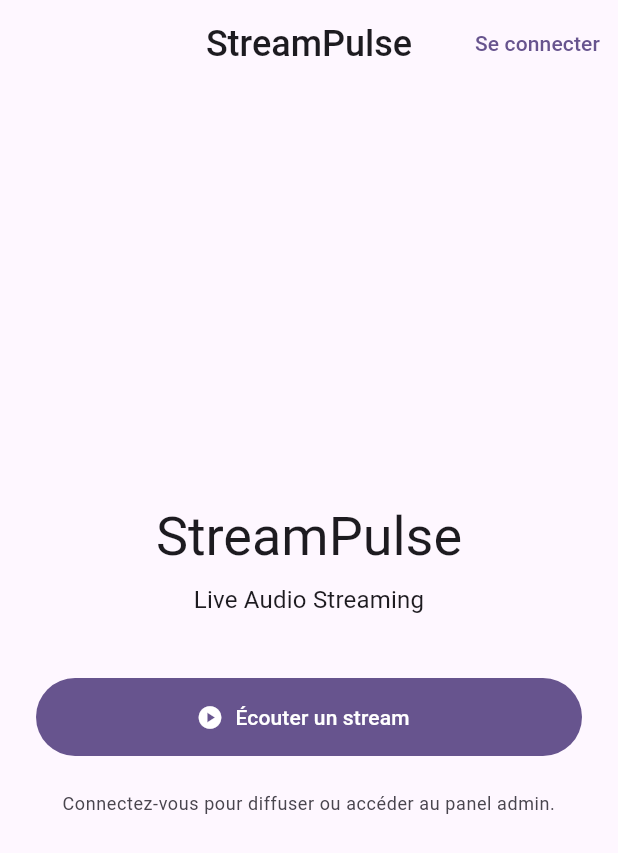
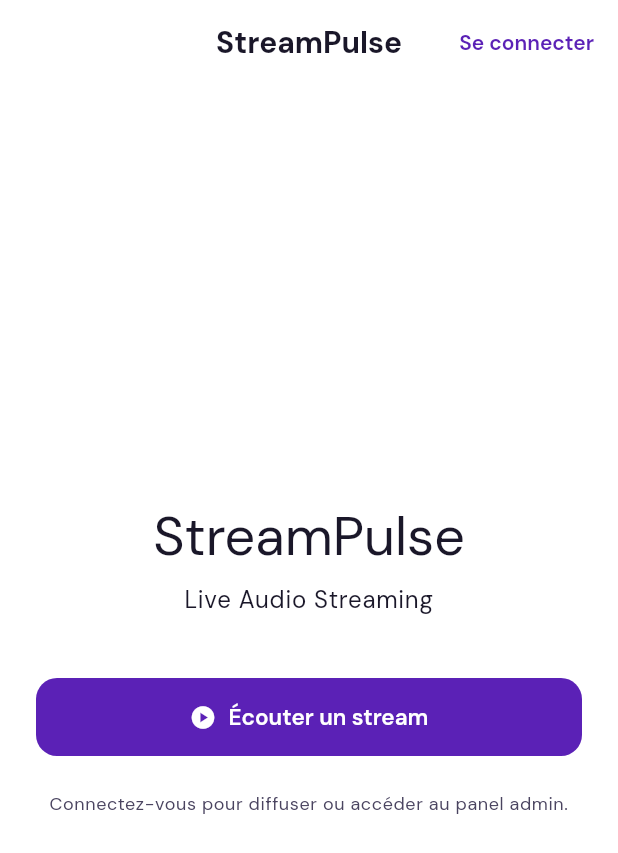
Before and after one commit to Ghost-15/streaming, a Flutter app: the screen it shows after launch, on a phone screen of 412 x 824 dp. Shown: the top 853 px of the screen. Run offline on Flutter 3.47's test engine with Material 3 defaults, Android fonts, the phone set to English and light mode, and no system bars; our stand-ins replace flutter_secure_storage, go_router, google_fonts, just_audio; accounts and stored records are empty.

Commit message:
Add dark theme

```diff
--- a/flutter/lib/config/theme.dart
+++ b/flutter/lib/config/theme.dart
@@ -1,295 +1,276 @@
 import 'package:flutter/material.dart';
+import 'package:google_fonts/google_fonts.dart';
 
+// StreamPulse Premium Design System
+// Dark-first · Electric Violet · DM Sans
 class AppTheme {
   AppTheme._();
 
-  static const Color _seedColor = Color(0xFF7C3AED);
-  static const Color _darkSeedColor = Color(0xFFC4B5FD);
+  // ── Palette ────────────────────────────────────────────────────────────────
 
-  static ThemeData get light {
-    final colorScheme = ColorScheme.fromSeed(
-      seedColor: _seedColor,
-      brightness: Brightness.light,
-      primaryContainer: const Color(0xFFEDE7FF),
-      secondaryContainer: const Color(0xFFFFD8F4),
-      tertiaryContainer: const Color(0xFFFFF8E0),
-      surfaceDim: const Color(0xFFE8E5F0),
-      surfaceBright: const Color(0xFFFAF8FF),
+  static const _dark = ColorScheme(
+    brightness: Brightness.dark,
+    // Primary — electric violet
+    primary: Color(0xFFA78BFA),
+    onPrimary: Color(0xFF1E0D5E),
+    primaryContainer: Color(0xFF3D1F9A),
+    onPrimaryContainer: Color(0xFFEDE9FE),
+    // Secondary — cherry blossom
+    secondary: Color(0xFFF9A8D4),
+    onSecondary: Color(0xFF500737),
+    secondaryContainer: Color(0xFF881337),
+    onSecondaryContainer: Color(0xFFFCE7F3),
+    // Tertiary — mint
+    tertiary: Color(0xFF6EE7B7),
+    onTertiary: Color(0xFF064E3B),
+    tertiaryContainer: Color(0xFF065F46),
+    onTertiaryContainer: Color(0xFFD1FAE5),
+    // Error
+    error: Color(0xFFFF6B6B),
+    onError: Color(0xFF410002),
+    errorContainer: Color(0xFF8C1D18),
+    onErrorContainer: Color(0xFFFFDAD6),
+    // Surfaces — void black with purple soul
+    surface: Color(0xFF0F0E1A),
+    onSurface: Color(0xFFE8E6FF),
+    surfaceContainerLowest: Color(0xFF07060F),
+    surfaceContainerLow: Color(0xFF131222),
+    surfaceContainer: Color(0xFF191828),
+    surfaceContainerHigh: Color(0xFF1E1D2E),
+    surfaceContainerHighest: Color(0xFF252439),
+    onSurfaceVariant: Color(0xFFBDBBD9),
+    // Structure
+    outline: Color(0xFF4A4867),
+    outlineVariant: Color(0xFF2D2B45),
+    shadow: Color(0xFF000000),
+    scrim: Color(0xFF000000),
+    inverseSurface: Color(0xFFE8E6FF),
+    onInverseSurface: Color(0xFF1A1929),
+    inversePrimary: Color(0xFF5B21B6),
+  );
+
+  static const _light = ColorScheme(
+    brightness: Brightness.light,
+    // Primary — deep violet
+    primary: Color(0xFF5B21B6),
+    onPrimary: Color(0xFFFFFFFF),
+    primaryContainer: Color(0xFFEDE9FE),
+    onPrimaryContainer: Color(0xFF2E0D7E),
+    // Secondary — crimson rose
+    secondary: Color(0xFFBE185D),
+    onSecondary: Color(0xFFFFFFFF),
+    secondaryContainer: Color(0xFFFCE7F3),
+    onSecondaryContainer: Color(0xFF831843),
+    // Tertiary — emerald
+    tertiary: Color(0xFF047857),
+    onTertiary: Color(0xFFFFFFFF),
+    tertiaryContainer: Color(0xFFD1FAE5),
+    onTertiaryContainer: Color(0xFF064E3B),
+    // Error
+    error: Color(0xFFBA1A1A),
+    onError: Color(0xFFFFFFFF),
+    errorContainer: Color(0xFFFFDAD6),
+    onErrorContainer: Color(0xFF410002),
+    // Surfaces — lavender white
+    surface: Color(0xFFFAF9FF),
+    onSurface: Color(0xFF1A1729),
+    surfaceContainerLowest: Color(0xFFFFFFFF),
+    surfaceContainerLow: Color(0xFFF5F3FE),
+    surfaceContainer: Color(0xFFF0EDFB),
+    surfaceContainerHigh: Color(0xFFEBE8F8),
+    surfaceContainerHighest: Color(0xFFE5E1F5),
+    onSurfaceVariant: Color(0xFF4A4460),
+    // Structure
+    outline: Color(0xFF7B7392),
+    outlineVariant: Color(0xFFCBC4DC),
+    shadow: Color(0xFF000000),
+    scrim: Color(0xFF000000),
+    inverseSurface: Color(0xFF302E45),
+    onInverseSurface: Color(0xFFF2EFFE),
+    inversePrimary: Color(0xFFC4B5FD),
+  );
+
+  // ── Themes ─────────────────────────────────────────────────────────────────
+
+  static ThemeData get dark => _build(_dark);
+  static ThemeData get light => _build(_light);
+
+  static ThemeData _build(ColorScheme cs) {
+    final base = ThemeData(useMaterial3: true, colorScheme: cs);
+    final text = GoogleFonts.dmSansTextTheme(base.textTheme).copyWith(
+      displayLarge: GoogleFonts.dmSans(fontSize: 57, fontWeight: FontWeight.w300, letterSpacing: -0.25, color: cs.onSurface),
+      displayMedium: GoogleFonts.dmSans(fontSize: 45, fontWeight: FontWeight.w300, color: cs.onSurface),
+      displaySmall: GoogleFonts.dmSans(fontSize: 36, fontWeight: FontWeight.w400, color: cs.onSurface),
+      headlineLarge: GoogleFonts.dmSans(fontSize: 32, fontWeight: FontWeight.w600, letterSpacing: -0.5, color: cs.onSurface),
+      headlineMedium: GoogleFonts.dmSans(fontSize: 28, fontWeight: FontWeight.w600, letterSpacing: -0.25, color: cs.onSurface),
+      headlineSmall: GoogleFonts.dmSans(fontSize: 24, fontWeight: FontWeight.w600, color: cs.onSurface),
+      titleLarge: GoogleFonts.dmSans(fontSize: 20, fontWeight: FontWeight.w600, color: cs.onSurface),
+      titleMedium: GoogleFonts.dmSans(fontSize: 16, fontWeight: FontWeight.w500, letterSpacing: 0.1, color: cs.onSurface),
+      titleSmall: GoogleFonts.dmSans(fontSize: 14, fontWeight: FontWeight.w500, letterSpacing: 0.1, color: cs.onSurface),
+      bodyLarge: GoogleFonts.dmSans(fontSize: 16, fontWeight: FontWeight.w400, color: cs.onSurface),
+      bodyMedium: GoogleFonts.dmSans(fontSize: 14, fontWeight: FontWeight.w400, color: cs.onSurface),
+      bodySmall: GoogleFonts.dmSans(fontSize: 12, fontWeight: FontWeight.w400, color: cs.onSurfaceVariant),
+      labelLarge: GoogleFonts.dmSans(fontSize: 14, fontWeight: FontWeight.w600, letterSpacing: 0.1, color: cs.onSurface),
+      labelMedium: GoogleFonts.dmSans(fontSize: 12, fontWeight: FontWeight.w500, letterSpacing: 0.5, color: cs.onSurface),
+      labelSmall: GoogleFonts.dmSans(fontSize: 11, fontWeight: FontWeight.w500, letterSpacing: 0.5, color: cs.onSurface),
     );
 
-    return ThemeData(
-      useMaterial3: true,
-      colorScheme: colorScheme,
-      brightness: Brightness.light,
-      scaffoldBackgroundColor: colorScheme.surface,
+    return base.copyWith(
+      brightness: cs.brightness,
+      scaffoldBackgroundColor: cs.surfaceContainerLowest,
+      textTheme: text,
+
       appBarTheme: AppBarTheme(
-        backgroundColor: colorScheme.surface,
-        foregroundColor: colorScheme.onSurface,
+        backgroundColor: cs.surfaceContainerLowest,
+        foregroundColor: cs.onSurface,
         elevation: 0,
+        scrolledUnderElevation: 0,
         centerTitle: false,
-        titleTextStyle: _headlineSmall(colorScheme.onSurface),
-      ),
-      bottomAppBarTheme: BottomAppBarThemeData(
-        color: colorScheme.surface,
-        elevation: 1,
-        padding: const EdgeInsets.symmetric(horizontal: 16, vertical: 8),
-      ),
-      navigationBarTheme: NavigationBarThemeData(
-        height: 80,
-        labelBehavior: NavigationDestinationLabelBehavior.alwaysShow,
-        backgroundColor: colorScheme.surface,
-        elevation: 1,
-        indicatorColor: colorScheme.primaryContainer,
-        labelTextStyle: WidgetStateProperty.all(
-          _labelSmall(colorScheme.onSurface),
+        titleTextStyle: GoogleFonts.dmSans(
+          fontSize: 20,
+          fontWeight: FontWeight.w700,
+          color: cs.onSurface,
         ),
       ),
-      floatingActionButtonTheme: FloatingActionButtonThemeData(
-        backgroundColor: colorScheme.primary,
-        foregroundColor: colorScheme.onPrimary,
-        elevation: 4,
-        sizeConstraints: const BoxConstraints(minWidth: 56, minHeight: 56),
+
+      navigationBarTheme: NavigationBarThemeData(
+        height: 72,
+        backgroundColor: cs.surface,
+        surfaceTintColor: Colors.transparent,
+        shadowColor: Colors.transparent,
+        indicatorColor: cs.primaryContainer,
+        labelBehavior: NavigationDestinationLabelBehavior.alwaysShow,
+        labelTextStyle: WidgetStateProperty.resolveWith((states) {
+          final selected = states.contains(WidgetState.selected);
+          return GoogleFonts.dmSans(
+            fontSize: 11,
+            fontWeight: selected ? FontWeight.w600 : FontWeight.w400,
+            color: selected ? cs.primary : cs.onSurfaceVariant,
+          );
+        }),
+        iconTheme: WidgetStateProperty.resolveWith((states) {
+          final selected = states.contains(WidgetState.selected);
+          return IconThemeData(
+            color: selected ? cs.primary : cs.onSurfaceVariant,
+            size: 24,
+          );
+        }),
       ),
+
+      cardTheme: CardThemeData(
+        color: cs.surfaceContainer,
+        elevation: 0,
+        shape: RoundedRectangleBorder(
+          borderRadius: BorderRadius.circular(16),
+          side: BorderSide(color: cs.outlineVariant, width: 0.5),
+        ),
+        margin: EdgeInsets.zero,
+      ),
+
+      filledButtonTheme: FilledButtonThemeData(
+        style: FilledButton.styleFrom(
+          backgroundColor: cs.primary,
+          foregroundColor: cs.onPrimary,
+          minimumSize: const Size(0, 52),
+          padding: const EdgeInsets.symmetric(horizontal: 24),
+          shape: RoundedRectangleBorder(borderRadius: BorderRadius.circular(14)),
+          textStyle: GoogleFonts.dmSans(fontSize: 15, fontWeight: FontWeight.w600),
+        ),
+      ),
+
       elevatedButtonTheme: ElevatedButtonThemeData(
         style: ElevatedButton.styleFrom(
-          backgroundColor: colorScheme.primary,
-          foregroundColor: colorScheme.onPrimary,
-          padding: const EdgeInsets.symmetric(horizontal: 24, vertical: 12),
-          shape: RoundedRectangleBorder(borderRadius: BorderRadius.circular(12)),
-          elevation: 2,
-          textStyle: _labelLarge(colorScheme.onPrimary),
+          backgroundColor: cs.surfaceContainerHigh,
+          foregroundColor: cs.onSurface,
+          minimumSize: const Size(0, 52),
+          padding: const EdgeInsets.symmetric(horizontal: 24),
+          shape: RoundedRectangleBorder(borderRadius: BorderRadius.circular(14)),
+          elevation: 0,
+          textStyle: GoogleFonts.dmSans(fontSize: 15, fontWeight: FontWeight.w500),
         ),
       ),
+
       outlinedButtonTheme: OutlinedButtonThemeData(
         style: OutlinedButton.styleFrom(
-          foregroundColor: colorScheme.primary,
-          side: BorderSide(color: colorScheme.primary),
-          padding: const EdgeInsets.symmetric(horizontal: 24, vertical: 12),
-          shape: RoundedRectangleBorder(borderRadius: BorderRadius.circular(12)),
-          textStyle: _labelLarge(colorScheme.primary),
+          foregroundColor: cs.primary,
+          side: BorderSide(color: cs.outline),
+          minimumSize: const Size(0, 52),
+          padding: const EdgeInsets.symmetric(horizontal: 24),
+          shape: RoundedRectangleBorder(borderRadius: BorderRadius.circular(14)),
+          textStyle: GoogleFonts.dmSans(fontSize: 15, fontWeight: FontWeight.w500),
         ),
       ),
+
       textButtonTheme: TextButtonThemeData(
         style: TextButton.styleFrom(
-          foregroundColor: colorScheme.primary,
-          padding: const EdgeInsets.symmetric(horizontal: 12, vertical: 8),
-          shape: RoundedRectangleBorder(borderRadius: BorderRadius.circular(8)),
-          textStyle: _labelLarge(colorScheme.primary),
+          foregroundColor: cs.primary,
+          padding: const EdgeInsets.symmetric(horizontal: 16, vertical: 10),
+          shape: RoundedRectangleBorder(borderRadius: BorderRadius.circular(10)),
+          textStyle: GoogleFonts.dmSans(fontSize: 14, fontWeight: FontWeight.w600),
         ),
       ),
-      cardTheme: CardThemeData(
-        color: colorScheme.surface,
-        elevation: 0,
-        shape: RoundedRectangleBorder(borderRadius: BorderRadius.circular(12)),
-        margin: const EdgeInsets.all(8),
-      ),
+
       inputDecorationTheme: InputDecorationTheme(
         filled: true,
-        fillColor: colorScheme.surfaceContainerHighest,
-        contentPadding: const EdgeInsets.symmetric(horizontal: 16, vertical: 12),
+        fillColor: cs.surfaceContainerHigh,
+        contentPadding: const EdgeInsets.symmetric(horizontal: 20, vertical: 16),
         border: OutlineInputBorder(
-          borderRadius: BorderRadius.circular(8),
-          borderSide: BorderSide(color: colorScheme.outline),
+          borderRadius: BorderRadius.circular(14),
+          borderSide: BorderSide.none,
         ),
         enabledBorder: OutlineInputBorder(
-          borderRadius: BorderRadius.circular(8),
-          borderSide: BorderSide(color: colorScheme.outlineVariant),
+          borderRadius: BorderRadius.circular(14),
+          borderSide: BorderSide(color: cs.outlineVariant, width: 0.5),
         ),
         focusedBorder: OutlineInputBorder(
-          borderRadius: BorderRadius.circular(8),
-          borderSide: BorderSide(color: colorScheme.primary, width: 2),
+          borderRadius: BorderRadius.circular(14),
+          borderSide: BorderSide(color: cs.primary, width: 1.5),
         ),
-        labelStyle: _bodyMedium(colorScheme.onSurfaceVariant),
-        hintStyle: _bodyMedium(colorScheme.onSurfaceVariant),
+        errorBorder: OutlineInputBorder(
+          borderRadius: BorderRadius.circular(14),
+          borderSide: BorderSide(color: cs.error, width: 1),
+        ),
+        labelStyle: GoogleFonts.dmSans(color: cs.onSurfaceVariant, fontSize: 14),
+        hintStyle: GoogleFonts.dmSans(color: cs.onSurfaceVariant, fontSize: 14),
+        floatingLabelStyle: GoogleFonts.dmSans(color: cs.primary, fontSize: 12, fontWeight: FontWeight.w600),
       ),
-      textTheme: TextTheme(
-        displayLarge: _displayLarge(colorScheme.onSurface),
-        displayMedium: _displayMedium(colorScheme.onSurface),
-        displaySmall: _displaySmall(colorScheme.onSurface),
-        headlineLarge: _headlineLarge(colorScheme.onSurface),
-        headlineMedium: _headlineMedium(colorScheme.onSurface),
-        headlineSmall: _headlineSmall(colorScheme.onSurface),
-        titleLarge: _titleLarge(colorScheme.onSurface),
-        titleMedium: _titleMedium(colorScheme.onSurface),
-        titleSmall: _titleSmall(colorScheme.onSurface),
-        bodyLarge: _bodyLarge(colorScheme.onSurface),
-        bodyMedium: _bodyMedium(colorScheme.onSurface),
-        bodySmall: _bodySmall(colorScheme.onSurface),
-        labelLarge: _labelLarge(colorScheme.onSurface),
-        labelMedium: _labelMedium(colorScheme.onSurface),
-        labelSmall: _labelSmall(colorScheme.onSurface),
+
+      chipTheme: ChipThemeData(
+        backgroundColor: cs.surfaceContainerHigh,
+        labelStyle: GoogleFonts.dmSans(fontSize: 12, fontWeight: FontWeight.w500),
+        padding: const EdgeInsets.symmetric(horizontal: 10, vertical: 4),
+        shape: RoundedRectangleBorder(borderRadius: BorderRadius.circular(8)),
+        side: BorderSide(color: cs.outlineVariant, width: 0.5),
       ),
+
       dividerTheme: DividerThemeData(
-        color: colorScheme.outlineVariant,
-        thickness: 1,
-        space: 16,
+        color: cs.outlineVariant,
+        thickness: 0.5,
+        space: 0,
       ),
+
       sliderTheme: SliderThemeData(
-        activeTrackColor: colorScheme.primary,
-        inactiveTrackColor: colorScheme.surfaceContainerHighest,
-        thumbColor: colorScheme.primary,
-        overlayColor: colorScheme.primary.withValues(alpha: 0.12),
-        trackHeight: 4,
+        activeTrackColor: cs.primary,
+        inactiveTrackColor: cs.surfaceContainerHighest,
+        thumbColor: cs.primary,
+        overlayColor: cs.primary.withValues(alpha: 0.12),
+        trackHeight: 3,
+        thumbShape: const RoundSliderThumbShape(enabledThumbRadius: 6),
+      ),
+
+      listTileTheme: ListTileThemeData(
+        contentPadding: const EdgeInsets.symmetric(horizontal: 20, vertical: 4),
+        iconColor: cs.onSurfaceVariant,
+        titleTextStyle: GoogleFonts.dmSans(fontSize: 14, fontWeight: FontWeight.w500, color: cs.onSurface),
+        subtitleTextStyle: GoogleFonts.dmSans(fontSize: 12, color: cs.onSurfaceVariant),
+      ),
+
+      floatingActionButtonTheme: FloatingActionButtonThemeData(
+        backgroundColor: cs.primary,
+        foregroundColor: cs.onPrimary,
+        elevation: 4,
+        shape: RoundedRectangleBorder(borderRadius: BorderRadius.circular(18)),
       ),
     );
   }
-
-  static ThemeData get dark {
-    final colorScheme = ColorScheme.fromSeed(
-      seedColor: _darkSeedColor,
-      brightness: Brightness.dark,
-      primaryContainer: const Color(0xFF6200EE),
-      secondaryContainer: const Color(0xFF6A1B9A),
-      tertiaryContainer: const Color(0xFFB39DDB),
-      surfaceDim: const Color(0xFF12121C),
-      surfaceBright: const Color(0xFF3A3A47),
-    );
-
-    return ThemeData(
-      useMaterial3: true,
-      colorScheme: colorScheme,
-      brightness: Brightness.dark,
-      scaffoldBackgroundColor: colorScheme.surface,
-      appBarTheme: AppBarTheme(
-        backgroundColor: colorScheme.surface,
-        foregroundColor: colorScheme.onSurface,
-        elevation: 0,
-        centerTitle: false,
-        titleTextStyle: _headlineSmall(colorScheme.onSurface),
-      ),
-      bottomAppBarTheme: BottomAppBarThemeData(
-        color: colorScheme.surface,
-        elevation: 1,
-        padding: const EdgeInsets.symmetric(horizontal: 16, vertical: 8),
-      ),
-      navigationBarTheme: NavigationBarThemeData(
-        height: 80,
-        labelBehavior: NavigationDestinationLabelBehavior.alwaysShow,
-        backgroundColor: colorScheme.surface,
-        elevation: 1,
-        indicatorColor: colorScheme.primaryContainer,
-        labelTextStyle: WidgetStateProperty.all(
-          _labelSmall(colorScheme.onSurface),
-        ),
-      ),
-      floatingActionButtonTheme: FloatingActionButtonThemeData(
-        backgroundColor: colorScheme.primary,
-        foregroundColor: colorScheme.onPrimary,
-        elevation: 4,
-        sizeConstraints: const BoxConstraints(minWidth: 56, minHeight: 56),
-      ),
-      elevatedButtonTheme: ElevatedButtonThemeData(
-        style: ElevatedButton.styleFrom(
-          backgroundColor: colorScheme.primary,
-          foregroundColor: colorScheme.onPrimary,
-          padding: const EdgeInsets.symmetric(horizontal: 24, vertical: 12),
-          shape: RoundedRectangleBorder(borderRadius: BorderRadius.circular(12)),
-          elevation: 2,
-          textStyle: _labelLarge(colorScheme.onPrimary),
-        ),
-      ),
-      outlinedButtonTheme: OutlinedButtonThemeData(
-        style: OutlinedButton.styleFrom(
-          foregroundColor: colorScheme.primary,
-          side: BorderSide(color: colorScheme.primary),
-          padding: const EdgeInsets.symmetric(horizontal: 24, vertical: 12),
-          shape: RoundedRectangleBorder(borderRadius: BorderRadius.circular(12)),
-          textStyle: _labelLarge(colorScheme.primary),
-        ),
-      ),
-      textButtonTheme: TextButtonThemeData(
-        style: TextButton.styleFrom(
-          foregroundColor: colorScheme.primary,
-          padding: const EdgeInsets.symmetric(horizontal: 12, vertical: 8),
-          shape: RoundedRectangleBorder(borderRadius: BorderRadius.circular(8)),
-          textStyle: _labelLarge(colorScheme.primary),
-        ),
-      ),
-      cardTheme: CardThemeData(
-        color: colorScheme.surface,
-        elevation: 0,
-        shape: RoundedRectangleBorder(borderRadius: BorderRadius.circular(12)),
-        margin: const EdgeInsets.all(8),
-      ),
-      inputDecorationTheme: InputDecorationTheme(
-        filled: true,
-        fillColor: colorScheme.surfaceContainerHighest,
-        contentPadding: const EdgeInsets.symmetric(horizontal: 16, vertical: 12),
-        border: OutlineInputBorder(
-          borderRadius: BorderRadius.circular(8),
-          borderSide: BorderSide(color: colorScheme.outline),
-        ),
-        enabledBorder: OutlineInputBorder(
-          borderRadius: BorderRadius.circular(8),
-          borderSide: BorderSide(color: colorScheme.outlineVariant),
-        ),
-        focusedBorder: OutlineInputBorder(
-          borderRadius: BorderRadius.circular(8),
-          borderSide: BorderSide(color: colorScheme.primary, width: 2),
-        ),
-        labelStyle: _bodyMedium(colorScheme.onSurfaceVariant),
-        hintStyle: _bodyMedium(colorScheme.onSurfaceVariant),
-      ),
-      textTheme: TextTheme(
-        displayLarge: _displayLarge(colorScheme.onSurface),
-        displayMedium: _displayMedium(colorScheme.onSurface),
-        displaySmall: _displaySmall(colorScheme.onSurface),
-        headlineLarge: _headlineLarge(colorScheme.onSurface),
-        headlineMedium: _headlineMedium(colorScheme.onSurface),
-        headlineSmall: _headlineSmall(colorScheme.onSurface),
-        titleLarge: _titleLarge(colorScheme.onSurface),
-        titleMedium: _titleMedium(colorScheme.onSurface),
-        titleSmall: _titleSmall(colorScheme.onSurface),
-        bodyLarge: _bodyLarge(colorScheme.onSurface),
-        bodyMedium: _bodyMedium(colorScheme.onSurface),
-        bodySmall: _bodySmall(colorScheme.onSurface),
-        labelLarge: _labelLarge(colorScheme.onSurface),
-        labelMedium: _labelMedium(colorScheme.onSurface),
-        labelSmall: _labelSmall(colorScheme.onSurface),
-      ),
-      dividerTheme: DividerThemeData(
-        color: colorScheme.outlineVariant,
-        thickness: 1,
-        space: 16,
-      ),
-      sliderTheme: SliderThemeData(
-        activeTrackColor: colorScheme.primary,
-        inactiveTrackColor: colorScheme.surfaceContainerHighest,
-        thumbColor: colorScheme.primary,
-        overlayColor: colorScheme.primary.withValues(alpha: 0.12),
-        trackHeight: 4,
-      ),
-    );
-  }
-
-  static TextStyle _displayLarge(Color color) =>
-      TextStyle(fontSize: 57, fontWeight: FontWeight.w400, height: 1.12, letterSpacing: -0.25, color: color);
-  static TextStyle _displayMedium(Color color) =>
-      TextStyle(fontSize: 45, fontWeight: FontWeight.w400, height: 1.16, letterSpacing: 0, color: color);
-  static TextStyle _displaySmall(Color color) =>
-      TextStyle(fontSize: 36, fontWeight: FontWeight.w400, height: 1.22, letterSpacing: 0, color: color);
-  static TextStyle _headlineLarge(Color color) =>
-      TextStyle(fontSize: 32, fontWeight: FontWeight.w400, height: 1.25, letterSpacing: 0, color: color);
-  static TextStyle _headlineMedium(Color color) =>
-      TextStyle(fontSize: 28, fontWeight: FontWeight.w500, height: 1.29, letterSpacing: 0, color: color);
-  static TextStyle _headlineSmall(Color color) =>
-      TextStyle(fontSize: 24, fontWeight: FontWeight.w500, height: 1.33, letterSpacing: 0, color: color);
-  static TextStyle _titleLarge(Color color) =>
-      TextStyle(fontSize: 22, fontWeight: FontWeight.w500, height: 1.27, letterSpacing: 0, color: color);
-  static TextStyle _titleMedium(Color color) =>
-      TextStyle(fontSize: 16, fontWeight: FontWeight.w500, height: 1.5, letterSpacing: 0.15, color: color);
-  static TextStyle _titleSmall(Color color) =>
-      TextStyle(fontSize: 14, fontWeight: FontWeight.w500, height: 1.43, letterSpacing: 0.1, color: color);
-  static TextStyle _bodyLarge(Color color) =>
-      TextStyle(fontSize: 16, fontWeight: FontWeight.w400, height: 1.5, letterSpacing: 0.15, color: color);
-  static TextStyle _bodyMedium(Color color) =>
-      TextStyle(fontSize: 14, fontWeight: FontWeight.w400, height: 1.43, letterSpacing: 0.25, color: color);
-  static TextStyle _bodySmall(Color color) =>
-      TextStyle(fontSize: 12, fontWeight: FontWeight.w400, height: 1.33, letterSpacing: 0.4, color: color);
-  static TextStyle _labelLarge(Color color) =>
-      TextStyle(fontSize: 14, fontWeight: FontWeight.w500, height: 1.43, letterSpacing: 0.1, color: color);
-  static TextStyle _labelMedium(Color color) =>
-      TextStyle(fontSize: 12, fontWeight: FontWeight.w500, height: 1.33, letterSpacing: 0.5, color: color);
-  static TextStyle _labelSmall(Color color) =>
-      TextStyle(fontSize: 11, fontWeight: FontWeight.w500, height: 1.45, letterSpacing: 0.5, color: color);
 }
--- a/flutter/pubspec.yaml
+++ b/flutter/pubspec.yaml
@@ -39,6 +39,7 @@ dependencies:
   http: ^1.2.2
   flutter_secure_storage: ^10.0.0
   just_audio: ^0.10.5
+  google_fonts: ^6.2.1
 
 dev_dependencies:
   flutter_test:
```
Also changed, not shown: flutter/pubspec.lock.
